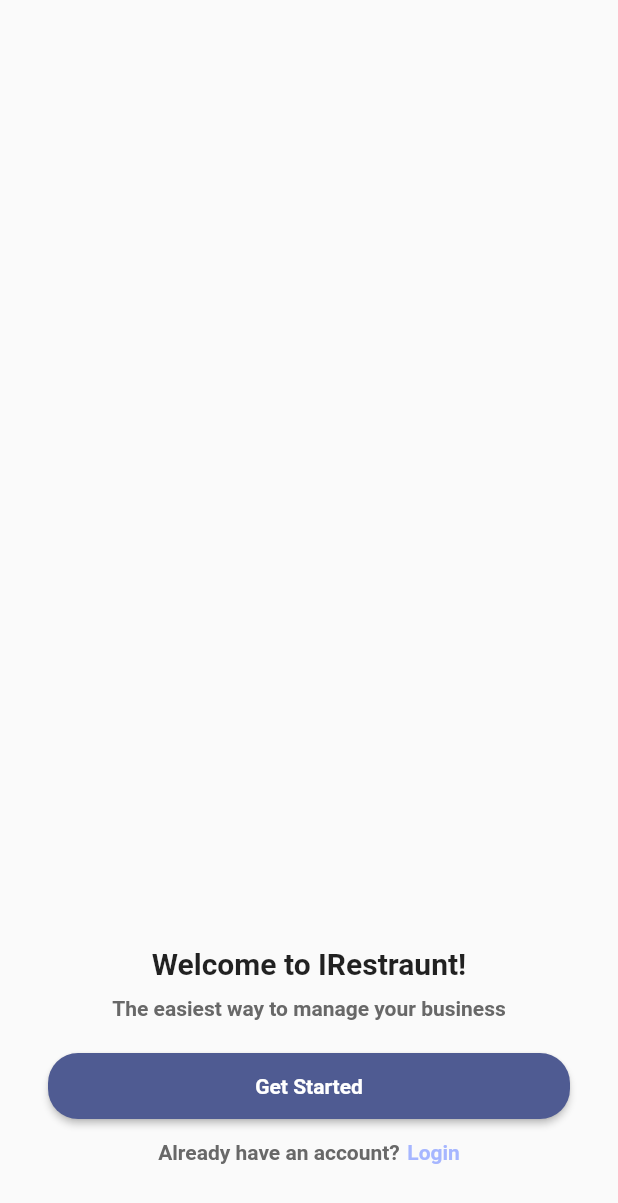
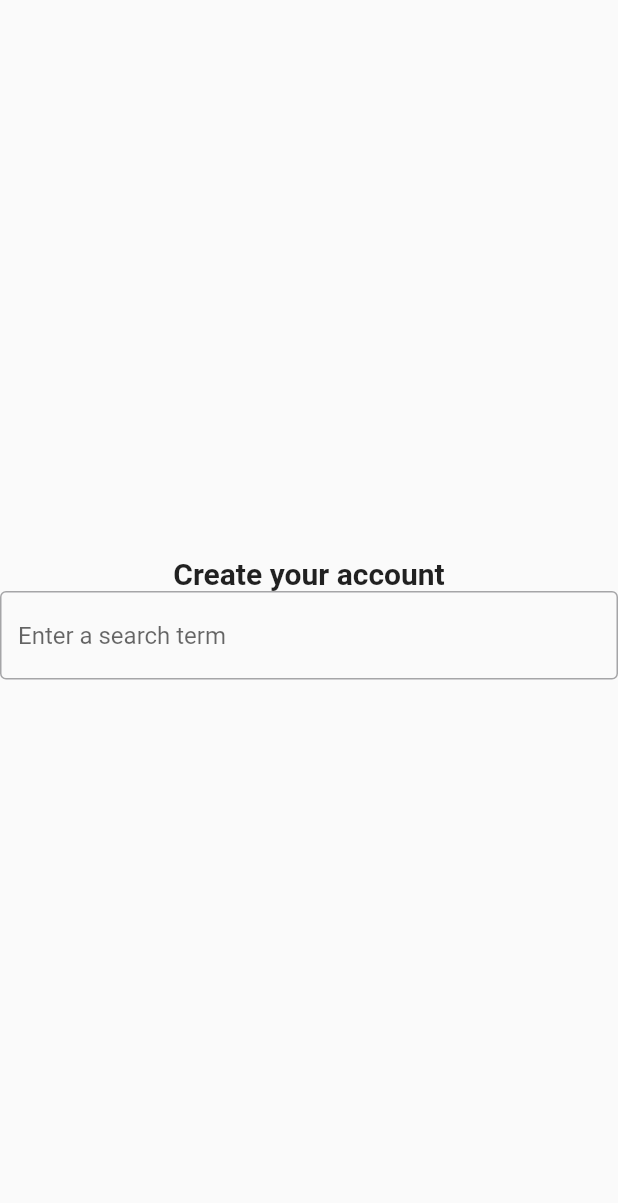
Before and after one commit to luciferpd13/irestraunt, a Flutter app: the screen it shows after launch, on a phone screen of 412 x 824 dp. Shown: the top 1203 px of the screen. Run offline on Flutter 3.47's test engine with Material 2 defaults, Android fonts, the phone set to English and light mode, and no system bars; Roboto replaces fonts that are missing (SFPRO).

Commit message:
Adding auth flow

```diff
--- a/lib/features/auth/getStarted.dart
+++ b/lib/features/auth/getStarted.dart
@@ -4,8 +4,6 @@ import 'package:irestraunt/widgets/appColors/appColors.dart';
 import '../../widgets/hyperLink/HyperLink.dart';
 
 class GetStarted extends StatelessWidget {
-  const GetStarted({Key? key}) : super(key: key);
-
   @override
   Widget build(BuildContext context) {
     return Scaffold(
--- /dev/null
+++ b/lib/features/auth/signup.dart
@@ -0,0 +1,34 @@
+import 'package:flutter/material.dart';
+
+class Signup extends StatelessWidget {
+  @override
+  Widget build(BuildContext context) {
+    return Scaffold(
+      body: SizedBox(
+          width: double.infinity,
+          child: Container(
+              child: Column(
+            mainAxisAlignment: MainAxisAlignment.center,
+            children: [
+              Text(
+                "Create your account",
+                style: Theme.of(context)
+                    .textTheme
+                    .titleLarge
+                    ?.merge(const TextStyle(fontWeight: FontWeight.bold)),
+              ),
+              Form(
+                  child: Column(
+                children: [
+                  TextFormField(
+                      decoration: const InputDecoration(
+                    border: OutlineInputBorder(),
+                    hintText: 'Enter a search term',
+                  ))
+                ],
+              ))
+            ],
+          ))),
+    );
+  }
+}
--- a/lib/main.dart
+++ b/lib/main.dart
@@ -1,5 +1,5 @@
 import 'package:flutter/material.dart';
-import 'package:irestraunt/features/auth/getStarted.dart';
+import 'package:irestraunt/features/auth/signup.dart';
 
 var colorScheme = ColorScheme.fromSeed(seedColor: const Color(0xFF4869f0));
 
@@ -15,7 +15,7 @@ class MyApp extends StatelessWidget {
       theme: ThemeData(fontFamily: 'SFPRO').copyWith(
         colorScheme: colorScheme,
       ),
-      home: const GetStarted(),
+      home: Signup(),
     );
   }
 }
```
